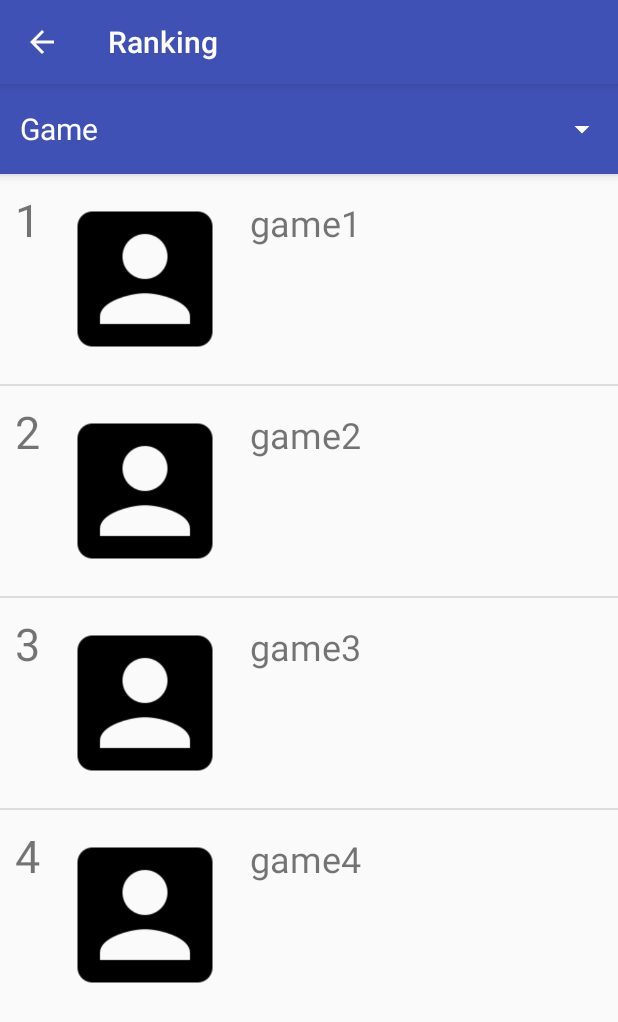
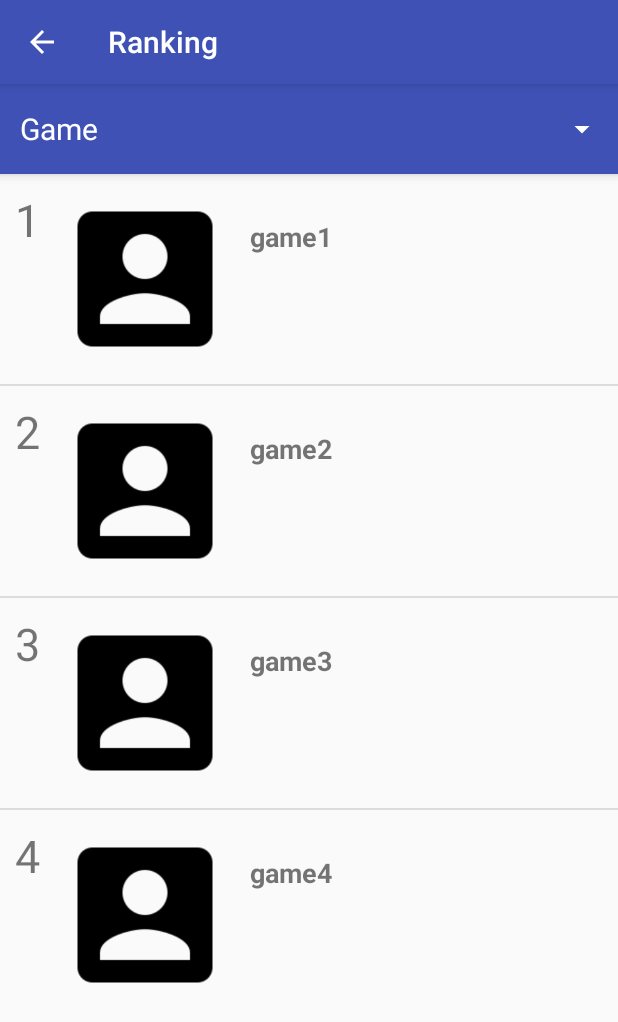
Before and after one commit to Swiplist/Swiplist-Android, an Android app: the RankingActivity screen opened directly, with no data from a screen before it, on a phone screen of 412 x 824 dp. Shown: the top 1022 px of the screen. Run offline under Robolectric (Android 15) with nearby library versions, the phone set to English and light mode, and no system bars; our stand-ins replace Picasso; pictures from the network do not load.

Commit message:
Add user & item classes & implement search result
This commit will add User and Item classes for storing data retrieved
from the server response.

Activities involve user & item info are fixed to parse data into
corresponding objects. View item list and detail layouts are fixed to
show the necessary info and image. Other activities and fragments are
not fed with real info, please fix.

```diff
--- a/feature/src/main/java/com/energy0124/swiplist/feature/ProfileViewFriendFragment.kt
+++ b/feature/src/main/java/com/energy0124/swiplist/feature/ProfileViewFriendFragment.kt
@@ -6,6 +6,7 @@ import android.view.LayoutInflater
 import android.view.View
 import android.view.ViewGroup
 import android.widget.ListView
+import com.energy0124.swiplist.feature.model.User
 
 
 class ProfileViewFriendFragment : ListFragment() {
@@ -19,7 +20,7 @@ class ProfileViewFriendFragment : ListFragment() {
 
     override fun onCreate(savedInstanceState: Bundle?) {
         super.onCreate(savedInstanceState)
-        val adapter = ViewUserAdapter(context!!, arrayListOf("test1", "test2", "test3", "test4", "test5"))
+        val adapter = ViewUserAdapter(context!!, listOf(User(username="user1"), User(username="user2")))
         listAdapter = adapter
     }
 }
--- a/feature/src/main/java/com/energy0124/swiplist/feature/RankingActivity.kt
+++ b/feature/src/main/java/com/energy0124/swiplist/feature/RankingActivity.kt
@@ -8,6 +8,7 @@ import android.view.View
 import android.widget.AdapterView
 import android.widget.ArrayAdapter
 import android.widget.ListView
+import com.energy0124.swiplist.feature.model.Item
 import kotlinx.android.synthetic.main.activity_ranking.*
 
 class RankingActivity : AppCompatActivity(), AdapterView.OnItemSelectedListener {
@@ -45,17 +46,17 @@ class RankingActivity : AppCompatActivity(), AdapterView.OnItemSelectedListener
         when (position) {
             0 -> {
                 Log.d("item", "game")
-                val adapter = ViewItemAdapter(this, arrayListOf("game1", "game2", "game3", "game4"))
+                val adapter = ViewItemAdapter(this, listOf(Item(name="game1"), Item(name="game2"), Item(name="game3"), Item(name="game4")))
                 list?.adapter = adapter
             }
             1 -> {
                 Log.d("item", "anime")
-                val adapter = ViewItemAdapter(this, arrayListOf("anime1", "anime2", "anime3", "anime4"))
+                val adapter = ViewItemAdapter(this, listOf(Item(name="anime1"), Item(name="anime2"), Item(name="anime3"), Item(name="anime4")))
                 list?.adapter = adapter
             }
             2 -> {
                 Log.d("item", "manga")
-                val adapter = ViewItemAdapter(this, arrayListOf("manga1", "manga2", "manga3", "manga4"))
+                val adapter = ViewItemAdapter(this, listOf(Item(name="manga1"), Item(name="manga2"), Item(name="manga3"), Item(name="manga4")))
                 list?.adapter = adapter
             }
         }
--- a/feature/src/main/java/com/energy0124/swiplist/feature/ViewItemAdapter.kt
+++ b/feature/src/main/java/com/energy0124/swiplist/feature/ViewItemAdapter.kt
@@ -1,14 +1,19 @@
 package com.energy0124.swiplist.feature
 
 import android.content.Context
+import android.content.Intent
 import android.view.LayoutInflater
 import android.view.View
 import android.view.ViewGroup
 import android.widget.BaseAdapter
+import android.widget.ImageView
 import android.widget.TextView
 import android.widget.Toast
+import com.energy0124.swiplist.feature.model.Item
+import com.squareup.picasso.Picasso
+import java.io.Serializable
 
-class ViewItemAdapter(context: Context, data: ArrayList<String>) : BaseAdapter(){
+class ViewItemAdapter(context: Context, data: List<Item>) : BaseAdapter(){
     private val mContext = context
     private val itemList = data
     private val inflater = LayoutInflater.from(mContext)
@@ -31,15 +36,28 @@ class ViewItemAdapter(context: Context, data: ArrayList<String>) : BaseAdapter()
             view = inflater.inflate(R.layout.view_item_row, null)
         }
 
-        // TODO: change other detail info and onClickListener
         val itemRankingTextView: TextView = view!!.findViewById(R.id.view_item_ranking)
         itemRankingTextView.text = (position + 1).toString()
 
-        val itemTitleTextView: TextView = view!!.findViewById(R.id.view_item_title)
-        itemTitleTextView.text = itemList[position]
+        val itemImageView: ImageView = view!!.findViewById(R.id.view_item_image)
+        if (itemList[position].imageUrl != null) {
+            Picasso.with(mContext).load(itemList[position].imageUrl)
+                    .fit()
+                    .centerCrop()
+                    .into(itemImageView)
+        }
+
+        val itemNameTextView: TextView = view!!.findViewById(R.id.view_item_name)
+        itemNameTextView.text = itemList[position].name
+
+        val itemCategoryTextView: TextView = view!!.findViewById(R.id.view_item_category)
+        itemCategoryTextView.text = itemList[position].category
 
         view.setOnClickListener {
-            Toast.makeText(mContext, itemList[position], Toast.LENGTH_SHORT).show()
+            Toast.makeText(mContext, itemList[position].name, Toast.LENGTH_SHORT).show()
+            val intent = Intent(mContext, ViewItemActivity::class.java)
+            intent.putExtra("item", itemList[position] as Serializable)
+            mContext.startActivity(intent)
         }
         return view
     }
--- a/feature/src/main/java/com/energy0124/swiplist/feature/model/Item.kt
+++ b/feature/src/main/java/com/energy0124/swiplist/feature/model/Item.kt
@@ -1,6 +1,7 @@
 package com.energy0124.swiplist.feature.model
 
 import com.squareup.moshi.Json
+import java.io.Serializable
 
 //class Item {
 //    @Json(name = "_id") lateinit var id: String
@@ -24,4 +25,4 @@ data class Item(
         val src: String? = null,
         val createdBy: String? = null
 //        val metadata: JSONObject? = null
-)
+): Serializable
--- a/feature/src/main/java/com/energy0124/swiplist/feature/model/User.kt
+++ b/feature/src/main/java/com/energy0124/swiplist/feature/model/User.kt
@@ -1,6 +1,7 @@
 package com.energy0124.swiplist.feature.model
 
 import com.squareup.moshi.Json
+import java.io.Serializable
 
 //class User {
 //    @Json(name = "_id") lateinit var id: String
@@ -28,4 +29,4 @@ data class User(
         val manga: List<Item> = listOf<Item>(),
         val iconUrl: String? = null,
         val mobileNumber: String? = null
-)
+) : Serializable
--- a/feature/src/main/res/layout/view_friend_row.xml
+++ b/feature/src/main/res/layout/view_friend_row.xml
@@ -18,7 +18,8 @@
         android:id="@+id/view_friend_name"
         android:layout_width="wrap_content"
         android:layout_height="wrap_content"
+        android:layout_marginLeft="10dp"
         android:text="TextView"
-        android:layout_marginLeft="10dp"
-        android:textSize="24sp" />
+        android:textSize="18sp"
+        android:textStyle="bold" />
 </LinearLayout>
--- a/feature/src/main/res/layout/view_item_row.xml
+++ b/feature/src/main/res/layout/view_item_row.xml
@@ -22,11 +22,27 @@
         app:srcCompat="@drawable/ic_account_box_black_48dp"
         />
 
-    <TextView
-        android:id="@+id/view_item_title"
-        android:layout_width="wrap_content"
+    <LinearLayout
+        android:layout_width="match_parent"
         android:layout_height="wrap_content"
-        android:text="TextView"
         android:layout_marginLeft="10dp"
-        android:textSize="24sp" />
+        android:orientation="vertical">
+
+        <TextView
+            android:id="@+id/view_item_category"
+            android:layout_width="match_parent"
+            android:layout_height="wrap_content"
+            android:text="@string/information_not_available"
+            android:textSize="14sp"
+            android:textStyle="italic" />
+
+        <TextView
+            android:id="@+id/view_item_name"
+            android:layout_width="match_parent"
+            android:layout_height="wrap_content"
+            android:text="@string/information_not_available"
+            android:textSize="18sp"
+            android:textStyle="bold" />
+    </LinearLayout>
+
 </LinearLayout>
```
Also changed, not shown: base/build.gradle (+44 -9 lines), feature/src/main/AndroidManifest.xml (+13 -0 lines), feature/src/main/java/com/energy0124/swiplist/feature/ProfileViewItemFragment.kt (+4 -3 lines), feature/src/main/java/com/energy0124/swiplist/feature/SearchResultActivity.kt (+16 -2 lines), feature/src/main/java/com/energy0124/swiplist/feature/ViewItemActivity.kt (added, +55 -0 lines), feature/src/main/java/com/energy0124/swiplist/feature/ViewUserAdapter.kt (+5 -4 lines), feature/src/main/res/layout/activity_view_item.xml (added, +111 -0 lines), feature/src/main/res/values/strings.xml (+10 -1 lines).
